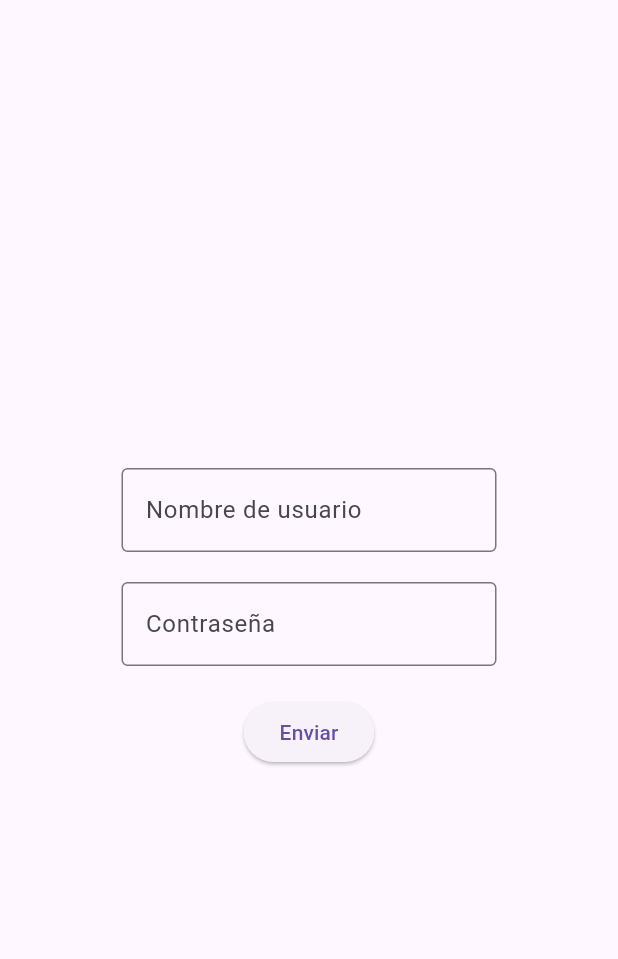
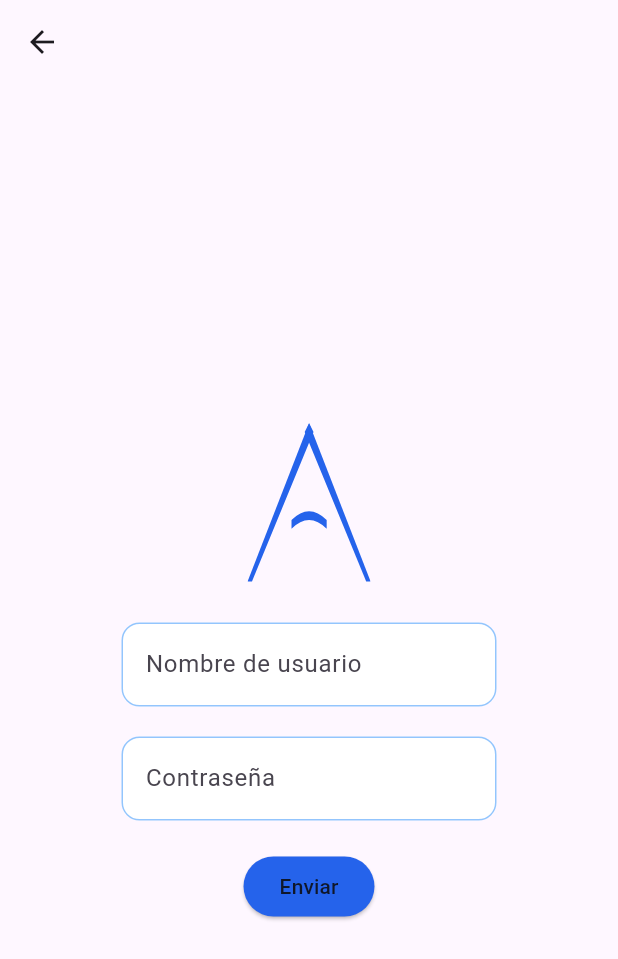
Before and after one commit to mcarzzur/azzlo_app, a Flutter app: the screen it shows after launch, after a tap on "Iniciar sesión", on a phone screen of 412 x 824 dp. Shown: the top 959 px of the screen. Run offline on Flutter 3.47's test engine with Material 3 defaults, Android fonts, the phone set to English and light mode, and no system bars; our stand-ins replace flutter_secure_storage, flutter_svg.

Commit message:
Cambio en el diseño del main.dart y el login
Importado el logo como parte del diseño, botones y textfields con diseños personalizados

```diff
--- /dev/null
+++ b/lib/core/styles/app_colors.dart
@@ -0,0 +1,16 @@
+import 'package:flutter/material.dart';
+
+class AppColors {
+  AppColors._(); // evita instancias
+
+  static const primary = Color(0xFF2563EB); // para acciones principales (botones, links activos, elementos destacados)
+  static const primaryLight = Color(0xFF93C5FD); // hover / estados suaves
+
+  static const background = Color(0xFFF8FAFC);
+  static const surface = Color(0xFFFFFFFF); // cards, formularios
+
+  static const textPrimary = Color(0xFF0F172A);
+  static const textSecondary = Color(0xFF64748B);
+
+  static const error = Color(0xFFDC2626);
+}
--- a/lib/main.dart
+++ b/lib/main.dart
@@ -1,6 +1,8 @@
+import 'package:azzlo_app/core/styles/app_colors.dart';
 import 'package:azzlo_app/screens/login_page.dart';
 import 'package:azzlo_app/screens/sign_up_page.dart';
 import 'package:flutter/material.dart';
+import 'package:flutter_svg/flutter_svg.dart';
 
 void main() {
   runApp(const AzzloApp());
@@ -24,13 +26,26 @@ class HomePage extends StatelessWidget {
   @override
   Widget build(BuildContext context) {
     return Scaffold(
+      backgroundColor: AppColors.background,
       body: Center(
         child: Column(
           mainAxisAlignment: MainAxisAlignment.center,
           crossAxisAlignment: CrossAxisAlignment.center
           ,
           children: [
-            ElevatedButton(onPressed: () {
+            SvgPicture.asset(
+              "assets/images/azzlo-logo.svg",
+              height: 150,
+              colorFilter: const ColorFilter.mode(
+                  AppColors.primary,
+                  BlendMode.srcIn),
+            ),
+
+            const SizedBox(height: 20),
+
+            SizedBox(
+              width: 150,
+              child: ElevatedButton(onPressed: () {
                 Navigator.push(
                   context,
                   MaterialPageRoute(
@@ -38,20 +53,21 @@ class HomePage extends StatelessWidget {
                   ),
                 );
               }, style: ElevatedButton.styleFrom(
-              backgroundColor: Colors.indigo[600]
+                backgroundColor: AppColors.primary
               ), child: Text(
                   "Iniciar sesión",
                   style: TextStyle(
-                  color: Colors.white
+                    color: AppColors.textPrimary
+                  ),
               ),
               ),
             ),
 
+            const SizedBox(height: 20),
+
             SizedBox(
-              height: 20,
-            ),
-
-            ElevatedButton(onPressed: () {
+              width: 150,
+              child: ElevatedButton(onPressed: () {
               Navigator.push(
                 context,
                 MaterialPageRoute(
@@ -60,11 +76,12 @@ class HomePage extends StatelessWidget {
               );
 
             }, style: ElevatedButton.styleFrom(
-                backgroundColor: Colors.indigo[600]
+                backgroundColor: AppColors.primary
             ), child: Text(
               "Registrarse",
               style: TextStyle(
-                  color: Colors.white
+                  color: AppColors.textPrimary
+              ),
             ),
             ),
             ),
--- a/lib/screens/login_page.dart
+++ b/lib/screens/login_page.dart
@@ -1,4 +1,6 @@
 import 'package:flutter/material.dart';
+import 'package:flutter_svg/flutter_svg.dart';
+import '../core/styles/app_colors.dart';
 import '../services/auth_service.dart';
 
 class LoginPage extends StatefulWidget {
@@ -42,6 +44,7 @@ class _Login extends State<LoginPage> {
   @override
   Widget build(BuildContext context) {
     return Scaffold(
+      appBar: AppBar(),
       body: Center(
         child: Form(
             key: loginForm,
@@ -49,13 +52,52 @@ class _Login extends State<LoginPage> {
               mainAxisAlignment: MainAxisAlignment.center,
               crossAxisAlignment: CrossAxisAlignment.center,
               children: [
+
+                SvgPicture.asset(
+                  "assets/images/azzlo-logo.svg",
+                  height: 150,
+                  colorFilter: const ColorFilter.mode(
+                      AppColors.primary,
+                      BlendMode.srcIn),
+                ),
+
                 SizedBox(
                   width: 250,
                   child: TextFormField(
                   controller: userController,
-                  decoration: const InputDecoration(
-                      hintText: "Nombre de usuario",
-                      border: OutlineInputBorder(),
+                  decoration: InputDecoration(
+                    filled: true,
+                    fillColor: AppColors.surface,
+                    hintText: "Nombre de usuario",
+
+                    enabledBorder: OutlineInputBorder(
+                      borderSide: const BorderSide(
+                        color: AppColors.primaryLight
+                      ),
+                      borderRadius: BorderRadius.circular(12),
+                    ),
+
+                    focusedBorder: OutlineInputBorder(
+                      borderSide: BorderSide(
+                        color: AppColors.primary,
+                        width: 2
+                      ),
+                      borderRadius: BorderRadius.circular(12),
+                    ),
+
+                    errorBorder: OutlineInputBorder(
+                      borderSide: BorderSide(
+                        color: AppColors.error
+                      ),
+                      borderRadius: BorderRadius.circular(12),
+                    ),
+
+                    focusedErrorBorder: OutlineInputBorder(
+                        borderSide: BorderSide(
+                            color: AppColors.primary
+                        ),
+                        borderRadius: BorderRadius.circular(12)
+                    ),
                   ),
                   validator: (value) {
                     if (value == null || value.trim().isEmpty) {
@@ -72,9 +114,40 @@ class _Login extends State<LoginPage> {
                   width: 250,
                   child: TextFormField(
                     controller: passwordController,
-                    decoration: const InputDecoration(
+                    obscureText: true,
+                    decoration: InputDecoration(
+                        filled: true,
+                        fillColor: AppColors.surface,
                         hintText: "Contraseña",
-                        border: OutlineInputBorder(),
+
+                        enabledBorder: OutlineInputBorder(
+                          borderSide: const BorderSide(
+                              color: AppColors.primaryLight
+                          ),
+                          borderRadius: BorderRadius.circular(12),
+                        ),
+
+                        focusedBorder: OutlineInputBorder(
+                          borderSide: BorderSide(
+                              color: AppColors.primary,
+                              width: 2
+                          ),
+                          borderRadius: BorderRadius.circular(12),
+                        ),
+
+                        errorBorder: OutlineInputBorder(
+                          borderSide: BorderSide(
+                              color: AppColors.error
+                          ),
+                          borderRadius: BorderRadius.circular(12),
+                        ),
+
+                        focusedErrorBorder: OutlineInputBorder(
+                          borderSide: BorderSide(
+                            color: AppColors.primary
+                          ),
+                          borderRadius: BorderRadius.circular(12)
+                        ),
                     ),
                     validator: (value) {
                       if (value == null || value.trim().isEmpty) {
@@ -87,7 +160,18 @@ class _Login extends State<LoginPage> {
 
                 const SizedBox(height: 20),
 
-                ElevatedButton(onPressed: login, child: Text("Enviar")),
+                ElevatedButton(
+                    onPressed: login,
+                    style: ElevatedButton.styleFrom(
+                      backgroundColor: AppColors.primary
+                    ),
+                    child: Text(
+                      "Enviar",
+                      style: TextStyle(
+                        color: AppColors.textPrimary,
+                      ),
+                    ),
+                ),
               ],
             ),
         ),
--- a/pubspec.yaml
+++ b/pubspec.yaml
@@ -5,6 +5,7 @@ version: 1.0.0+1
 environment:
   sdk: ^3.10.1
 dependencies:
+  flutter_svg: ^2.0.9
   flutter:
     sdk: flutter
 
@@ -18,4 +19,6 @@ dev_dependencies:
   flutter_secure_storage: ^9.0.0
 
 flutter:
+  assets:
+    - assets/images/
   uses-material-design: true
```
Also changed, not shown: assets/images/azzlo-logo.svg (added), pubspec.lock, 5 other files. Lines whose indentation alone changed are shown as unchanged.
